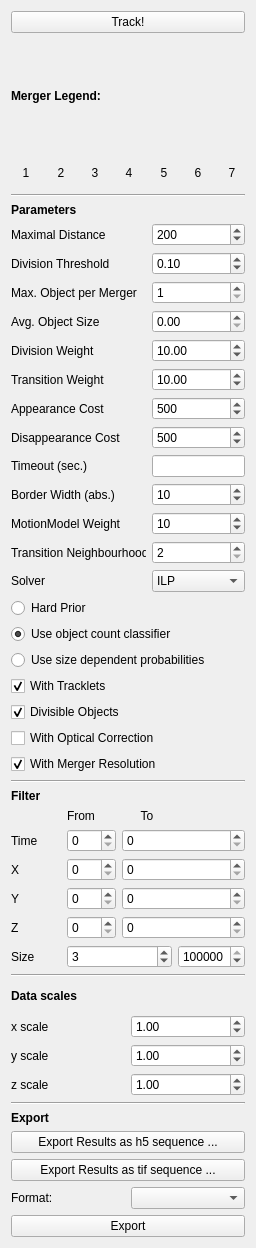
This is ilastik/applets/tracking/conservation/drawer.ui in ilastik/ilastik as Qt 5 draws it before an edit. The edited form follows.
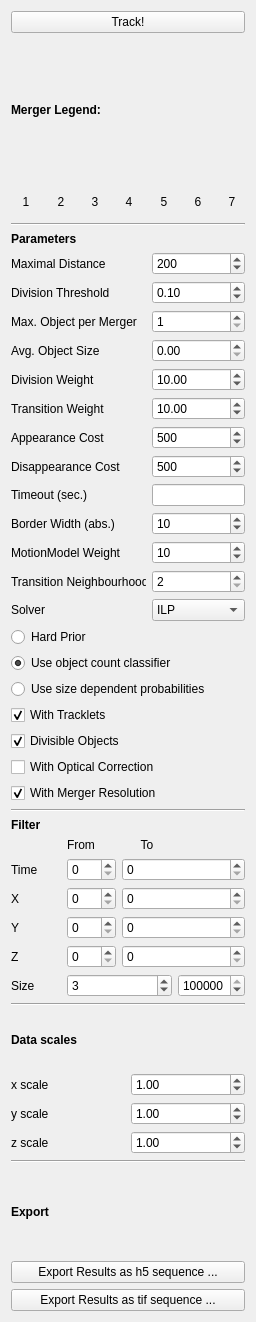
This is the edited form.

Commit message: Remove export plugin GUI from conservation tracking applet

Diff of the .ui file:
```diff
--- a/ilastik/applets/tracking/conservation/drawer.ui
+++ b/ilastik/applets/tracking/conservation/drawer.ui
@@ -7,7 +7,7 @@
     <x>0</x>
     <y>0</y>
     <width>256</width>
-    <height>1248</height>
+    <height>1322</height>
    </rect>
   </property>
   <property name="sizePolicy">
@@ -925,25 +925,7 @@
       </widget>
      </item>
      <item>
-      <layout class="QHBoxLayout" name="horizontalLayout">
-       <item>
-        <widget class="QLabel" name="exportTypeLabel">
-         <property name="text">
-          <string>Format:</string>
-         </property>
-        </widget>
-       </item>
-       <item>
-        <widget class="QComboBox" name="exportTypeComboBox"/>
-       </item>
-      </layout>
-     </item>
-     <item>
-      <widget class="QPushButton" name="exportTypeButton">
-       <property name="text">
-        <string>Export</string>
-       </property>
-      </widget>
+      <layout class="QHBoxLayout" name="horizontalLayout"/>
      </item>
     </layout>
    </item>
```
The commit also changes 1 other file.
